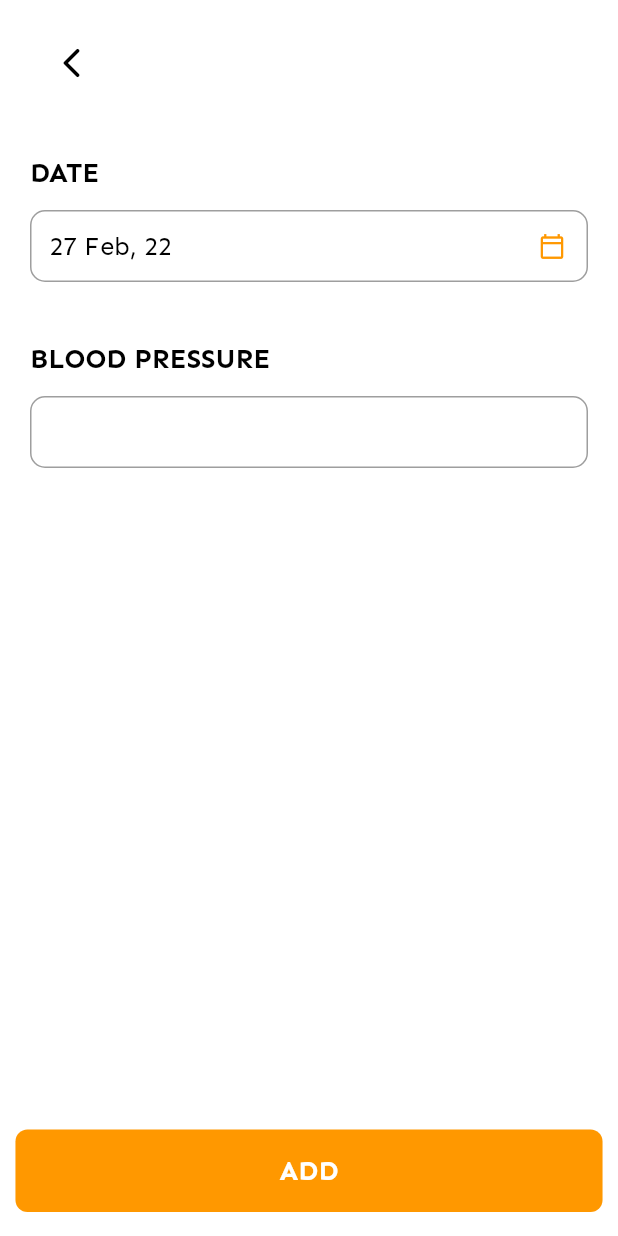
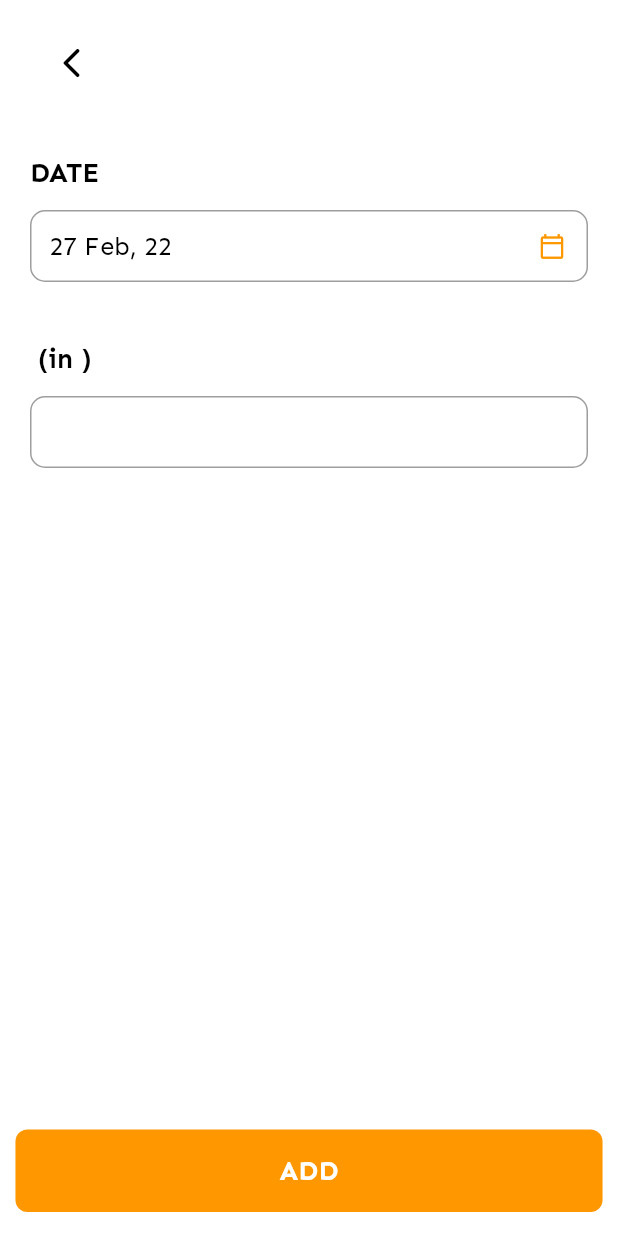
Before and after one commit to greeshmakannegolla/health_tracker, a Flutter app: the AddEditForm screen opened directly with empty values, on a phone screen of 412 x 824 dp. Run offline on Flutter 3.47's test engine with Material 2 defaults, Android fonts, the light colour scheme and no system bars; our stand-ins replace cloud_firestore, firebase_analytics, firebase_core; missing offline and left inert: flutter_rounded_date_picker; accounts and stored records are empty.

Commit message:
Add form linked to Firebase

```diff
--- a/health_tracker/lib/screens/value_entry_form.dart
+++ b/health_tracker/lib/screens/value_entry_form.dart
@@ -133,8 +133,11 @@ class _AddEditFormState extends State<AddEditForm> {
               Column(
                 crossAxisAlignment: CrossAxisAlignment.stretch,
                 children: [
-                  const Text(
-                    "BLOOD PRESSURE", //TODO: Populate acc. to data
+                  Text(
+                    widget.mockTracker.displayName.toUpperCase() +
+                        " (in " +
+                        widget.mockTracker.unit +
+                        ")",
                     style: kSubHeader,
                   ),
                   const SizedBox(
@@ -183,7 +186,7 @@ class _AddEditFormState extends State<AddEditForm> {
             };
 
             await FirebaseFirestore.instance
-                .collection('bp_data')
+                .collection(widget.mockTracker.id)
                 .doc()
                 .set(currentData);
             Navigator.pop(context);
```
